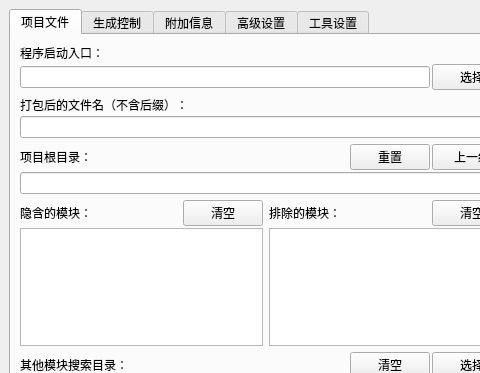
The window that ui/pyitool.ui (hrpzcf/AwesomePyKit) describes before a commit, drawn with Qt 5; both pictures show x 0 to 480 and y 0 to 373 of the 860 by 722 pixel window.
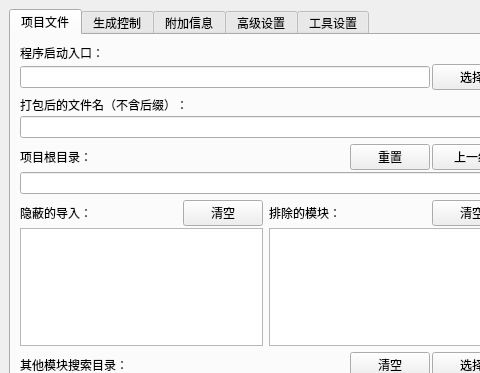
The same window after the commit.

Commit message: 更新程序打包工具界面文字

Diff of the .ui file:
```diff
--- a/ui/pyitool.ui
+++ b/ui/pyitool.ui
@@ -163,7 +163,7 @@
                  <item>
                   <widget class="QLabel" name="label_26">
                    <property name="text">
-                    <string>隐含的模块：</string>
+                    <string>隐蔽的导入：</string>
                    </property>
                   </widget>
                  </item>
```
The commit also changes 1 other file.
